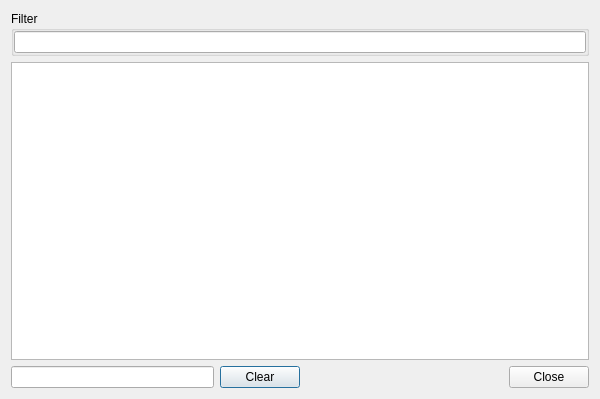
Above: dialogshortcuts.ui from horsicq/XShortcuts before the change. Below: the same form after it.
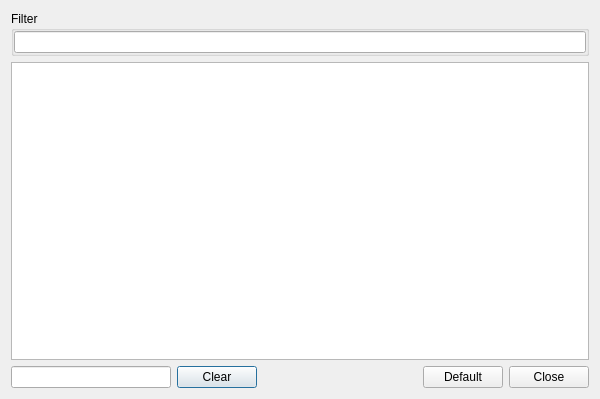
That is the form after the change.

What changed in the file:
```diff
--- a/dialogshortcuts.ui
+++ b/dialogshortcuts.ui
@@ -102,6 +102,13 @@
        </property>
       </spacer>
      </item>
+     <item>
+      <widget class="QPushButton" name="pushButtonDefault">
+       <property name="text">
+        <string>Default</string>
+       </property>
+      </widget>
+     </item>
      <item>
       <widget class="QPushButton" name="pushButtonClose">
        <property name="text">
```
